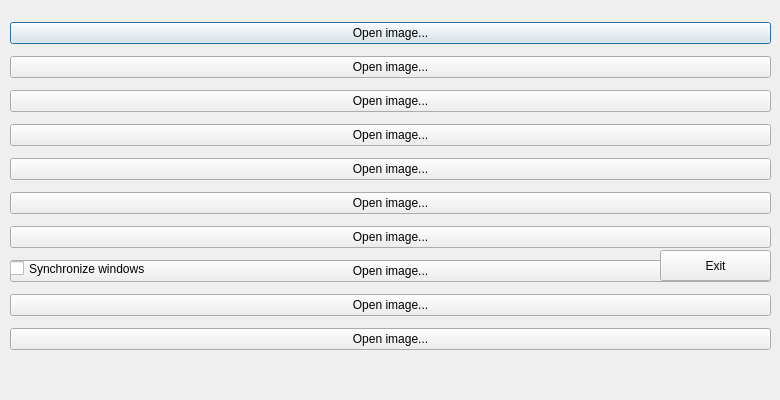
Old version of the form MainDialog.ui in the repository shaperilio/pxlpeep.
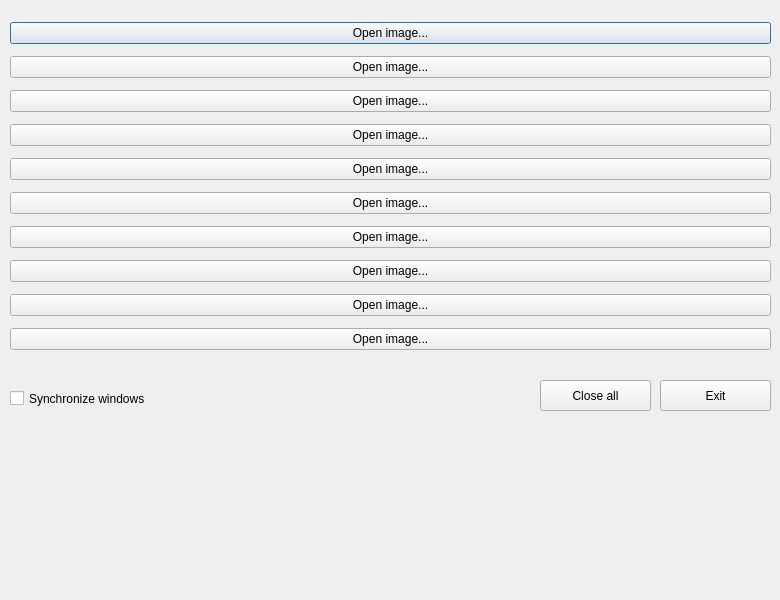
New version of the form. Icons and pictures are not drawn.

Commit message: Added close all button

Diff of the .ui file:
```diff
--- a/MainDialog.ui
+++ b/MainDialog.ui
@@ -7,7 +7,7 @@
     <x>0</x>
     <y>0</y>
     <width>780</width>
-    <height>400</height>
+    <height>600</height>
    </rect>
   </property>
   <property name="sizePolicy">
@@ -25,7 +25,7 @@
   <property name="maximumSize">
    <size>
     <width>780</width>
-    <height>400</height>
+    <height>600</height>
    </size>
   </property>
   <property name="contextMenuPolicy">
@@ -133,7 +133,7 @@
    <property name="geometry">
     <rect>
      <x>660</x>
-     <y>250</y>
+     <y>380</y>
      <width>111</width>
      <height>31</height>
     </rect>
@@ -146,8 +146,8 @@
    <property name="geometry">
     <rect>
      <x>10</x>
-     <y>260</y>
-     <width>191</width>
+     <y>390</y>
+     <width>301</width>
      <height>17</height>
     </rect>
    </property>
@@ -155,6 +155,19 @@
     <string>Synchronize windows</string>
    </property>
   </widget>
+  <widget class="QPushButton" name="btnCloseAll">
+   <property name="geometry">
+    <rect>
+     <x>540</x>
+     <y>380</y>
+     <width>111</width>
+     <height>31</height>
+    </rect>
+   </property>
+   <property name="text">
+    <string>Close all</string>
+   </property>
+  </widget>
  </widget>
  <resources/>
  <connections/>
```
Left out of the diff: 2 changed lines with no effect on the pictures. The commit also changes 3 other files.
